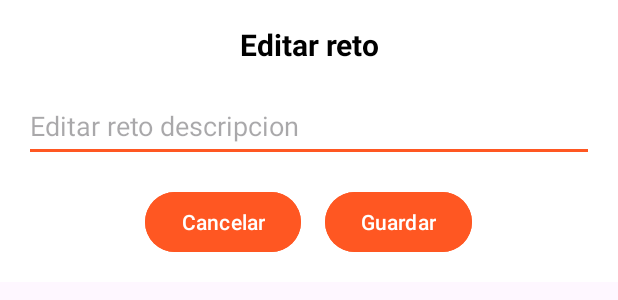
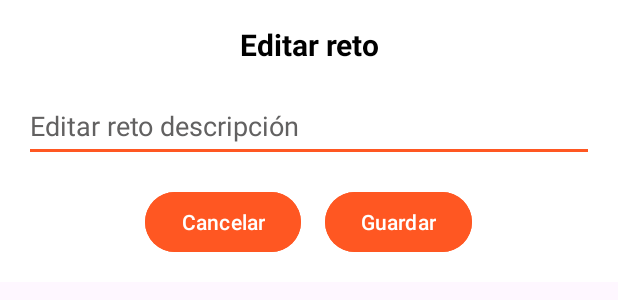
Before and after one commit to HenaoGiordy/equipo5, an Android app: the layout edit_challenge.xml on its own in the app's theme, with its tools: preview values and no code run, on a phone screen of 412 x 824 dp. Shown: the top 300 px of the screen. Run offline under Robolectric (Android 15) with nearby library versions, the light colour scheme and no system bars.

Commit message:
Colors input add and edit challenge

```diff
--- a/app/src/main/res/layout/add_challenge.xml
+++ b/app/src/main/res/layout/add_challenge.xml
@@ -26,6 +26,8 @@
             android:layout_width="match_parent"
             android:layout_height="wrap_content"
             android:hint="@string/escriba_el_reto"
+            android:textColorHint="@color/ligthGray"
+            android:textColor="@color/black"
             android:backgroundTint="@color/orange"
             android:layout_marginBottom="16dp"
             android:autofillHints="freeform"
--- a/app/src/main/res/layout/edit_challenge.xml
+++ b/app/src/main/res/layout/edit_challenge.xml
@@ -25,12 +25,15 @@
             android:id="@+id/etChallenge"
             android:layout_width="match_parent"
             android:layout_height="wrap_content"
+            android:hint="@string/editar_reto_descripcion"
+            android:textColorHint="@color/ligthGray"
+            android:textColor="@color/black"
             android:backgroundTint="@color/orange"
             android:layout_marginBottom="16dp"
             android:inputType="text"
             android:paddingTop="12dp"
             android:paddingBottom="12dp"
-            android:hint="@string/editar_reto_descripcion"/>
+            />
 
         <!-- Botones Cancelar y Guardar -->
         <LinearLayout
--- a/app/src/main/res/values/colors.xml
+++ b/app/src/main/res/values/colors.xml
@@ -5,6 +5,7 @@
     <color name="blue">#00128E</color>
     <color name="orange">#FF5722</color>
     <color name="gray">#303030</color>
+    <color name="ligthGray">#626161</color>
     <color name="red">#FF0000</color>
     <color name="green">#4CAF50</color>
 </resources>
--- a/app/src/main/res/values/strings.xml
+++ b/app/src/main/res/values/strings.xml
@@ -10,5 +10,5 @@
     <string name="escriba_el_reto">Escriba el reto</string>
     <string name="agregar_reto">Agregar reto</string>
     <string name="editar_reto">Editar reto</string>
-    <string name="editar_reto_descripcion">Editar reto descripcion</string>
+    <string name="editar_reto_descripcion">Editar reto descripción</string>
 </resources>
```
